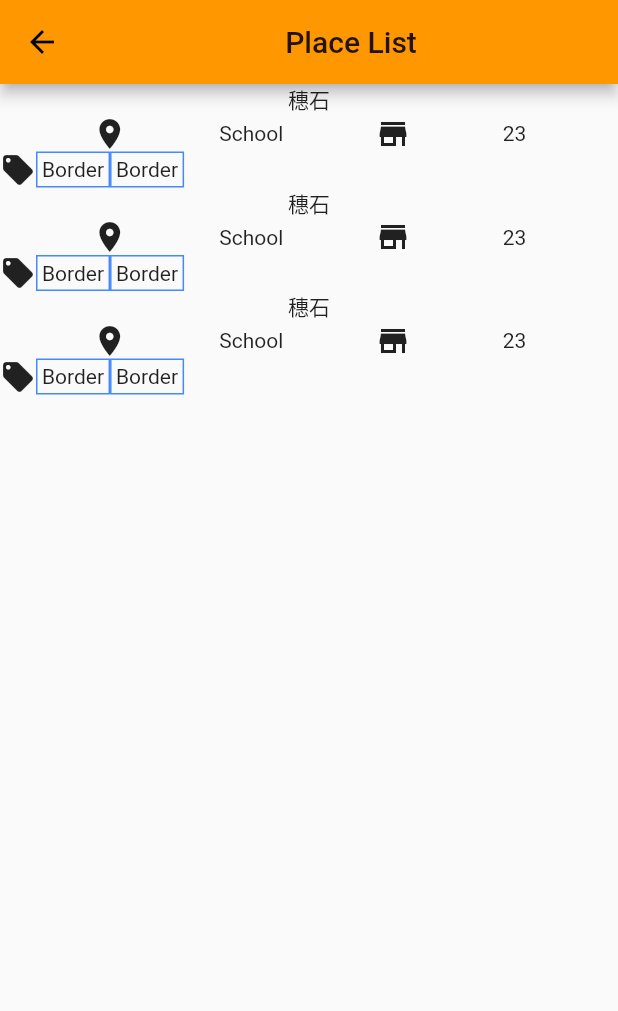
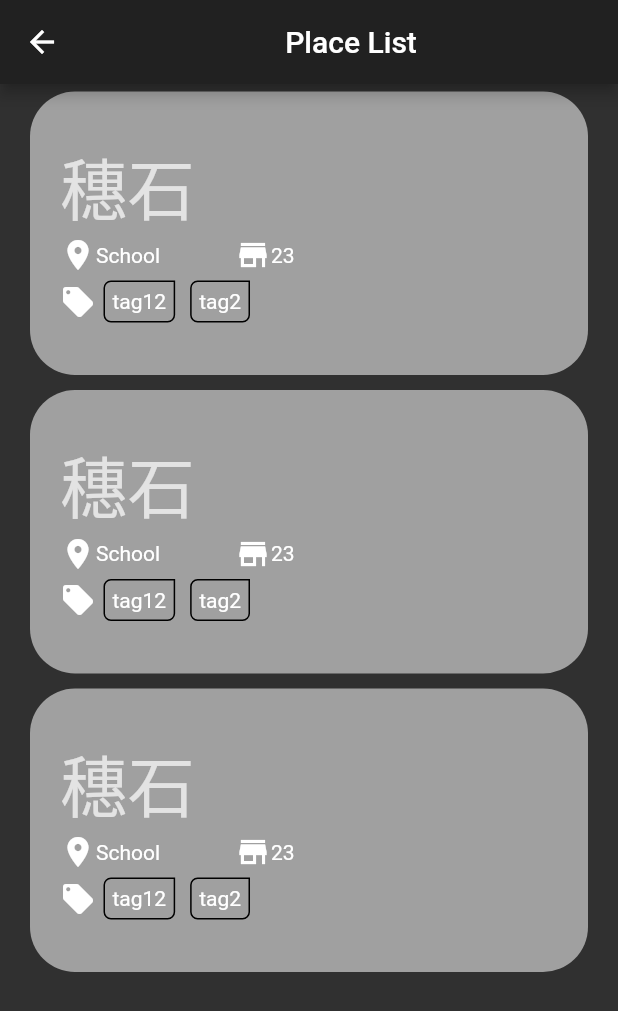
Before and after one commit to waynexia/where-to-eat, a Flutter app: the screen it shows after launch, after a tap on "Open place list", on a phone screen of 412 x 824 dp. Shown: the top 1011 px of the screen. Run offline on Flutter 3.47's test engine with Material 2 defaults, Android fonts, the phone set to English and light mode, and no system bars.

Commit message:
place list layout

```diff
--- a/lib/main.dart
+++ b/lib/main.dart
@@ -22,6 +22,7 @@ class MyApp extends StatelessWidget {
         // or simply save your changes to "hot reload" in a Flutter IDE).
         // Notice that the counter didn't reset back to zero; the application
         // is not restarted.
+        brightness: Brightness.dark,
         primarySwatch: Colors.orange,
         // This makes the visual density adapt to the platform that you run
         // the app on. For desktop platforms, the controls will be smaller and
--- a/lib/place_list.dart
+++ b/lib/place_list.dart
@@ -1,4 +1,6 @@
 import 'package:flutter/material.dart';
+
+const double placeTagRadius = 5.0;
 
 // `PlaceList` widget
 // Holds a list of `PlaceCell`
@@ -12,9 +14,9 @@ class PlaceList extends StatelessWidget {
       body: Center(
           child: Column(
         children: <Widget>[
-          PlaceCell,
-          PlaceCell,
-          PlaceCell
+          placeCell(context),
+          placeCell(context),
+          placeCell(context)
         ],
       )),
     );
@@ -22,32 +24,74 @@ class PlaceList extends StatelessWidget {
 }
 
 // `PlaceCell` contains details of a place
-final PlaceCell = Column(
+final placeCell = (context) => Container(
+    color: Colors.transparent,
+    margin: EdgeInsets.symmetric(vertical: 5.0, horizontal: 20.0),
+    child: Container(
+        decoration: BoxDecoration(
+            color: Colors.white54,
+            borderRadius: new BorderRadius.all(
+              Radius.circular(30.0),
+            )),
+        child: Container(
+            padding:
+                const EdgeInsets.symmetric(vertical: 30.0, horizontal: 20.0),
+            child: Column(
               children: [
-    Text(MockPlaceData.title),
+                // title
+                Align(
+                  alignment: Alignment.topLeft,
+                  child: Text(MockPlaceData.title,
+                      style: Theme.of(context).textTheme.headline3),
+                ),
+                // info
                 Row(
-      mainAxisAlignment: MainAxisAlignment.spaceEvenly,
+                  children: [
+                    Container(
+                        padding: const EdgeInsets.only(right: 50.0),
+                        child: Row(
+                          mainAxisAlignment: MainAxisAlignment.start,
                           children: [
                             Icon(Icons.place),
                             Text(MockPlaceData.place),
+                          ],
+                        )),
+                    Container(
+                        padding: const EdgeInsets.only(right: 20.0),
+                        child: Row(
+                          mainAxisAlignment: MainAxisAlignment.end,
+                          children: [
                             Icon(Icons.store),
-        Text(MockPlaceData.delicious_number.toString()),
+                            Text(MockPlaceData.deliciousNumber.toString()),
+                          ],
+                        ))
                   ],
                 ),
+                // tags
                 Row(
                   children: [
                     Icon(Icons.local_offer),
-        PlaceTag,
-        PlaceTag,
+                    placeTag("tag12"),
+                    placeTag("tag2"),
                   ],
                 )
               ],
-);
+            ))));
 
-final PlaceTag = Container(
-  padding: const EdgeInsets.all(3.0),
-  decoration: BoxDecoration(border: Border.all(color: Colors.blueAccent)),
-  child: Text("Border"),
+// One tag
+final placeTag = (tagText) => Container(
+      padding: const EdgeInsets.all(5.0),
+      margin: const EdgeInsets.all(5.0),
+      decoration: BoxDecoration(
+        border: new Border.all(),
+        borderRadius: new BorderRadius.only(
+          topRight: Radius.zero,
+          topLeft: Radius.circular(placeTagRadius),
+          bottomLeft: Radius.circular(placeTagRadius),
+          bottomRight: Radius.circular(placeTagRadius),
+        ),
+      ),
+      child: Text(tagText),
     );
 
 class PlaceTags extends StatelessWidget {
@@ -61,7 +105,7 @@ class PlaceTags extends StatelessWidget {
 class MockPlaceData {
   static String title = "穗石";
   static String place = "School";
-  static int delicious_number = 23;
+  static int deliciousNumber = 23;
   static List tags = ["tag1", "tag2"];
 }
 
```
Lines whose indentation alone changed are shown as unchanged.
